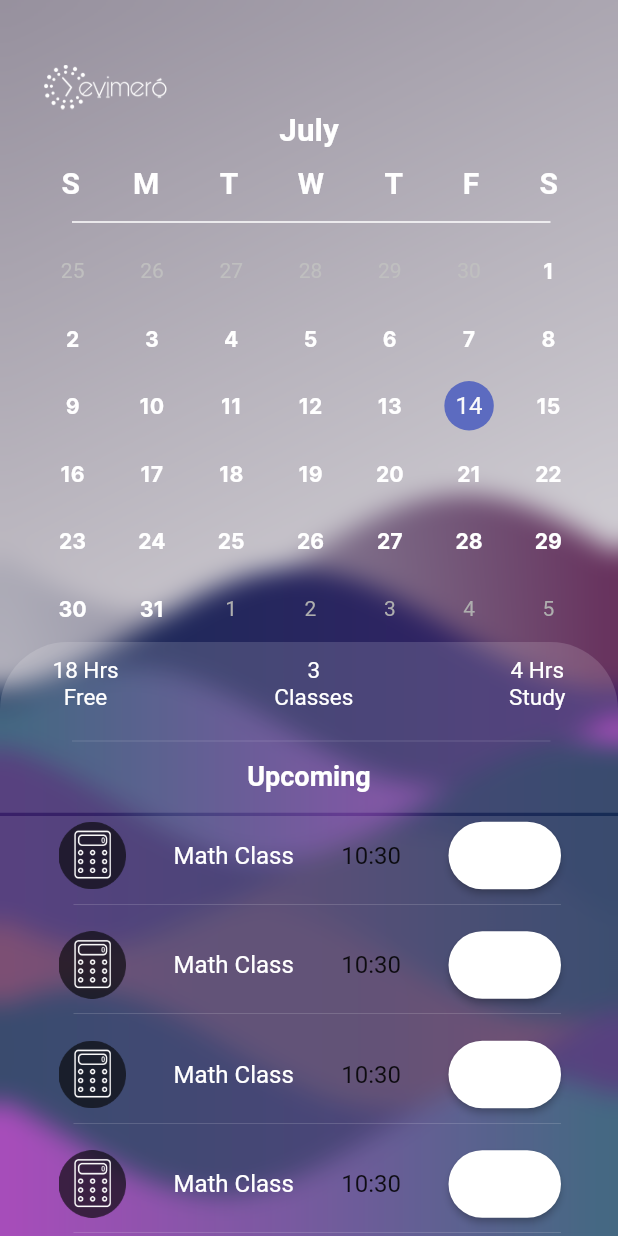
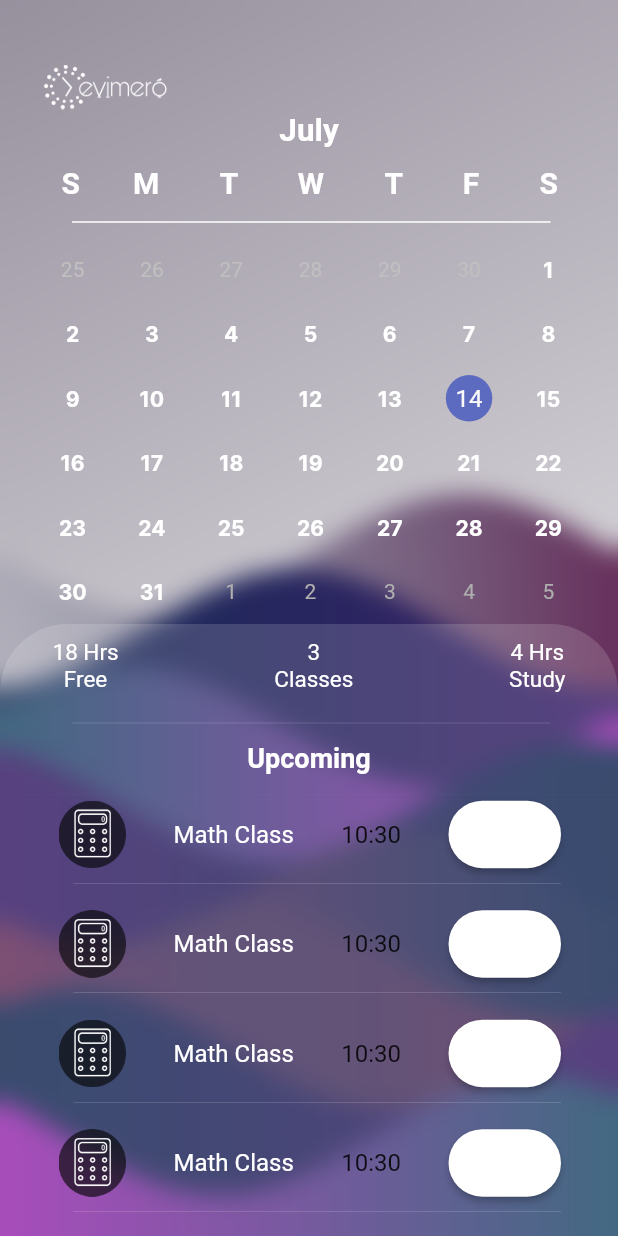
Before and after one commit to RomyBatistaBrea/CrossPlatformProject, a Flutter app: the screen it shows after launch, on a phone screen of 412 x 824 dp. Run offline on Flutter 3.47's test engine with Material 2 defaults, Android fonts, the phone set to English and light mode, and no system bars; drawn by our look-alikes of table_calendar, wave.

Commit message:
Replaced DraggableSheet with ListView

```diff
--- a/lib/main.dart
+++ b/lib/main.dart
@@ -12,7 +12,7 @@ void main() {
 class Evimero extends StatelessWidget {
   const Evimero({super.key});
 
-  // This widget is the root of your application.
+  // This widget is the root of Evimero.
   @override
   Widget build(BuildContext context) {
     return MaterialApp(
--- a/lib/pages/Home/home.dart
+++ b/lib/pages/Home/home.dart
@@ -1,7 +1,7 @@
 import 'package:evimero/pages/Home/home_components/daily_update_container.dart';
 import 'package:flutter/material.dart';
 import 'package:evimero/global_components/waves.dart';
-import 'package:evimero/pages/Home/home_components/draggable_sheet.dart';
+import 'package:evimero/pages/Home/home_components/user_data_model_components.data/event_types.dart';
 import 'package:evimero/pages/Home/home_components/weekdays.dart';
 import 'package:table_calendar/table_calendar.dart';
 import 'dart:ui';
@@ -117,9 +117,29 @@ class _HomeState extends State<Home> {
                   padding: const EdgeInsets.fromLTRB(22, 0, 20, 0),
                   child: calendarContent())
             ])),
-        UpdateTab()
+        const UpdateTab(),
+        Expanded(
+            child: Container(
+          color: const Color.fromARGB(38, 255, 255, 255),
+          child: ListView.builder(
+            itemCount: 20,
+            itemBuilder: (context, index) {
+              return ListTile(
+                  title: Padding(
+                padding: const EdgeInsets.only(left: 13.0),
+                child: Event(
+                    eventType: 'df',
+                    event: 'Math Class',
+                    dateTime: DateTime.now()),
+              ));
+            },
+          ),
+        ))
+        // child:
+        //     Container(child: Column(children:
+        //     [UpdateTab(),
+        //     EventList()])))
       ]),
-      Positioned(child: const DraggableSheet()),
     ]);
   }
 
@@ -147,6 +167,9 @@ class _HomeState extends State<Home> {
   // All the content inside the TableCalendar
 
   Widget calendarContent() {
+    final double calendarHeight = (MediaQuery.of(context).size.height * 43) /
+        MediaQuery.of(context).size.height;
+
     return ConstrainedBox(
       constraints: const BoxConstraints(maxWidth: 400),
       child: TableCalendar(
@@ -164,7 +187,7 @@ class _HomeState extends State<Home> {
                 fontWeight: FontWeight.w700)),
         locale: 'en_US',
         sixWeekMonthsEnforced: true,
-        rowHeight: 45,
+        rowHeight: calendarHeight,
         headerVisible: false,
         availableGestures: AvailableGestures.all,
         selectedDayPredicate: (day) => isSameDay(day, today),
--- a/lib/pages/Home/home_components/draggable_sheet.dart
+++ /dev/null
@@ -1,60 +0,0 @@
-import 'package:evimero/theme/constants/font_color.dart';
-import 'package:flutter/material.dart';
-import 'package:evimero/pages/Home/home_components/user_data_model_components.data/event_types.dart';
-
-class DraggableSheet extends StatefulWidget {
-  const DraggableSheet({super.key});
-
-  @override
-  State<DraggableSheet> createState() => _DraggableSheetState();
-}
-
-class _DraggableSheetState extends State<DraggableSheet> {
-  /*
-  - Romy Batista July 10, 2023
-
-  This is the Draggable Scrollable Sheet that holds all the upcoming events for the student's day.
-
-  Simply a layer that presents the hours available, classes left, and Hours of study,
-  Along with all the matching images for the event type, name of event, and time of the event (Hour:Minutes)
-  in a list view builder.
-
-  This sheet is built based of 47% of the screen height to aim to give enough room
-  for the calendar to be built and be completely visible.
-  */
-
-  bool isScrolledToTop = false;
-
-  @override
-  Widget build(BuildContext context) {
-    double dragSheetHeight = (MediaQuery.of(context).size.height * 0.34) /
-        MediaQuery.of(context).size.height;
-    return DraggableScrollableSheet(
-        initialChildSize: dragSheetHeight,
-        minChildSize: dragSheetHeight,
-        maxChildSize: dragSheetHeight,
-        builder: (BuildContext context, ScrollController scrollController) {
-          return CustomScrollView(controller: scrollController, slivers: [
-            SliverToBoxAdapter(
-              child: Container(
-                  decoration: const BoxDecoration(
-                      color: Color.fromARGB(38, 255, 255, 255)),
-                  child: ListView.builder(
-                      shrinkWrap: true,
-                      physics: const NeverScrollableScrollPhysics(),
-                      itemCount: 25,
-                      itemBuilder: (BuildContext context, int index) {
-                        return ListTile(
-                            title: Padding(
-                          padding: const EdgeInsets.only(left: 13.0),
-                          child: Event(
-                              eventType: 'df',
-                              event: 'Math Class',
-                              dateTime: DateTime.now()),
-                        ));
-                      })),
-            )
-          ]);
-        });
-  }
-}
--- /dev/null
+++ b/lib/pages/Home/home_components/events_list_view.dart
@@ -0,0 +1,19 @@
+import 'package:flutter/material.dart';
+
+class EventList extends StatefulWidget {
+  const EventList({super.key});
+
+  @override
+  State<EventList> createState() => _EventListState();
+}
+
+class _EventListState extends State<EventList> {
+  @override
+  Widget build(BuildContext context) {
+    return ListView.builder(itemBuilder: (BuildContext context, int index) {
+      return ListTile(
+        title: Text('Event'),
+      );
+    });
+  }
+}
```
